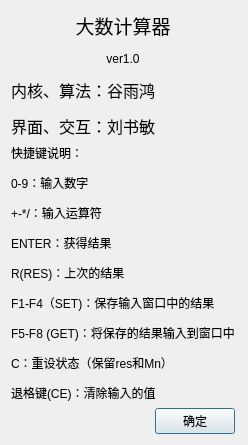
This is about_dialog.ui in Liu233w/BigIntegerCalculator as Qt 5 draws it before an edit. The edited form follows.
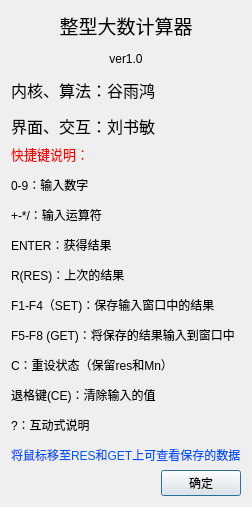
This is the edited form.

```diff
--- a/about_dialog.ui
+++ b/about_dialog.ui
@@ -7,7 +7,7 @@
     <x>0</x>
     <y>0</y>
     <width>248</width>
-    <height>412</height>
+    <height>451</height>
    </rect>
   </property>
   <property name="windowTitle">
@@ -19,7 +19,7 @@
      <item>
       <widget class="QLabel" name="label">
        <property name="text">
-        <string>&lt;html&gt;&lt;head/&gt;&lt;body&gt;&lt;p align=&quot;center&quot;&gt;&lt;span style=&quot; font-size:14pt;&quot;&gt;大数计算器&lt;/span&gt;&lt;/p&gt;&lt;p align=&quot;center&quot;&gt;ver1.0&lt;/p&gt;&lt;p&gt;&lt;span style=&quot; font-size:12pt;&quot;&gt;内核、算法：谷雨鸿&lt;/span&gt;&lt;/p&gt;&lt;p&gt;&lt;span style=&quot; font-size:12pt;&quot;&gt;界面、交互：刘书敏&lt;/span&gt;&lt;/p&gt;&lt;/body&gt;&lt;/html&gt;</string>
+        <string>&lt;html&gt;&lt;head/&gt;&lt;body&gt;&lt;p align=&quot;center&quot;&gt;&lt;span style=&quot; font-size:14pt;&quot;&gt;整型大数计算器&lt;/span&gt;&lt;/p&gt;&lt;p align=&quot;center&quot;&gt;ver1.0&lt;/p&gt;&lt;p&gt;&lt;span style=&quot; font-size:12pt;&quot;&gt;内核、算法：谷雨鸿&lt;/span&gt;&lt;/p&gt;&lt;p&gt;&lt;span style=&quot; font-size:12pt;&quot;&gt;界面、交互：刘书敏&lt;/span&gt;&lt;/p&gt;&lt;/body&gt;&lt;/html&gt;</string>
        </property>
       </widget>
      </item>
@@ -39,7 +39,7 @@
      <item>
       <widget class="QLabel" name="label_2">
        <property name="text">
-        <string>&lt;html&gt;&lt;head/&gt;&lt;body&gt;&lt;p&gt;快捷键说明：&lt;/p&gt;&lt;p&gt;0-9：输入数字&lt;/p&gt;&lt;p&gt;+-*/：输入运算符&lt;/p&gt;&lt;p&gt;ENTER：获得结果&lt;/p&gt;&lt;p&gt;R(RES)：上次的结果&lt;/p&gt;&lt;p&gt;F1-F4（SET)：保存输入窗口中的结果&lt;/p&gt;&lt;p&gt;F5-F8 (GET)：将保存的结果输入到窗口中&lt;/p&gt;&lt;p&gt;C：重设状态（保留res和Mn）&lt;/p&gt;&lt;p&gt;退格键(CE)：清除输入的值&lt;/p&gt;&lt;/body&gt;&lt;/html&gt;</string>
+        <string>&lt;html&gt;&lt;head/&gt;&lt;body&gt;&lt;p&gt;&lt;span style=&quot; font-size:10pt; color:#ff0000;&quot;&gt;快捷键说明：&lt;/span&gt;&lt;/p&gt;&lt;p&gt;0-9：输入数字&lt;/p&gt;&lt;p&gt;+-*/：输入运算符&lt;/p&gt;&lt;p&gt;ENTER：获得结果&lt;/p&gt;&lt;p&gt;R(RES)：上次的结果&lt;/p&gt;&lt;p&gt;F1-F4（SET)：保存输入窗口中的结果&lt;/p&gt;&lt;p&gt;F5-F8 (GET)：将保存的结果输入到窗口中&lt;/p&gt;&lt;p&gt;C：重设状态（保留res和Mn）&lt;/p&gt;&lt;p&gt;退格键(CE)：清除输入的值&lt;/p&gt;&lt;p&gt;?：互动式说明&lt;/p&gt;&lt;p&gt;&lt;span style=&quot; color:#0055ff;&quot;&gt;将鼠标移至RES和GET上可查看保存的数据&lt;/span&gt;&lt;/p&gt;&lt;/body&gt;&lt;/html&gt;</string>
        </property>
       </widget>
      </item>
```
